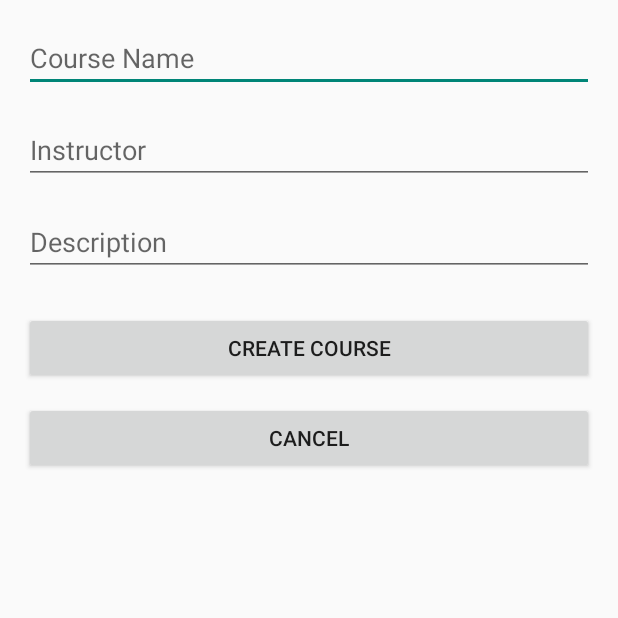
After one commit to Mkaldalons/LearningSquare, an Android app: the fragment CreateCourseFragment shown on its own in the app's theme, on a phone screen of 412 x 824 dp, the top half of it. The commit adds this screen. Run offline under Robolectric (Android 15) with nearby library versions, the phone set to English and light mode, and no system bars.

Commit message:
creating and displaying courses

```diff
--- a/app/src/main/java/hbv601g/learningsquare/ui/InstructorDashboardFragment.kt
+++ b/app/src/main/java/hbv601g/learningsquare/ui/InstructorDashboardFragment.kt
@@ -14,7 +14,7 @@ class InstructorDashboardFragment : Fragment(R.layout.fragment_instructor_layout
         val buttonCourses = view.findViewById<Button>(R.id.buttonCourses)
         buttonCourses.setOnClickListener {
             parentFragmentManager.beginTransaction()
-                .replace(R.id.fragment_container_view, CoursesFragment())
+                .replace(R.id.fragment_container_view, CourseFragment())
                 .addToBackStack(null)
                 .commit()
         }
--- a/app/src/main/java/hbv601g/learningsquare/ui/LoginFragment.kt
+++ b/app/src/main/java/hbv601g/learningsquare/ui/LoginFragment.kt
@@ -11,6 +11,7 @@ import androidx.lifecycle.lifecycleScope
 import hbv601g.learningsquare.services.HttpsService
 import hbv601g.learningsquare.services.UserService
 import kotlinx.coroutines.launch
+import android.content.Context
 
 class LoginFragment : Fragment(R.layout.fragment_login) {
 
@@ -40,6 +41,11 @@ class LoginFragment : Fragment(R.layout.fragment_login) {
                     val user = userService.loginUser(username, password)
                     if (user != null)
                     {
+                        val sharedPref = requireActivity().getSharedPreferences("UserPrefs", Context.MODE_PRIVATE)
+                        with(sharedPref.edit()) {
+                            putString("loggedInInstructor", user.userName)
+                            apply()
+                        }
                         if (user.isInstructor) {
                             parentFragmentManager.beginTransaction()
                                 .replace(R.id.fragment_container_view, InstructorDashboardFragment())
--- a/app/src/main/res/layout/fragment_courses.xml
+++ b/app/src/main/res/layout/fragment_course.xml
@@ -2,8 +2,10 @@
 <androidx.constraintlayout.widget.ConstraintLayout
     xmlns:android="http://schemas.android.com/apk/res/android"
     xmlns:app="http://schemas.android.com/apk/res-auto"
+    xmlns:tools="http://schemas.android.com/tools"
     android:layout_width="match_parent"
-    android:layout_height="match_parent">
+    android:layout_height="match_parent"
+    tools:context=".ui.CourseFragment">
 
     <!-- Welcome Text -->
     <TextView
--- /dev/null
+++ b/app/src/main/res/layout/fragment_create_course.xml
@@ -0,0 +1,65 @@
+<?xml version="1.0" encoding="utf-8"?>
+<androidx.constraintlayout.widget.ConstraintLayout
+    xmlns:android="http://schemas.android.com/apk/res/android"
+    xmlns:app="http://schemas.android.com/apk/res-auto"
+    android:layout_width="match_parent"
+    android:layout_height="match_parent"
+    android:padding="16dp">
+
+    <EditText
+        android:id="@+id/inputCourseName"
+        android:layout_width="match_parent"
+        android:layout_height="wrap_content"
+        android:hint="Course Name"
+        android:inputType="text"
+        app:layout_constraintTop_toTopOf="parent"/>
+
+    <EditText
+        android:id="@+id/inputInstructor"
+        android:layout_width="match_parent"
+        android:layout_height="wrap_content"
+        android:hint="Instructor"
+        android:inputType="text"
+        app:layout_constraintTop_toBottomOf="@id/inputCourseName"
+        android:layout_marginTop="16dp"/>
+
+    <EditText
+        android:id="@+id/inputDescription"
+        android:layout_width="match_parent"
+        android:layout_height="wrap_content"
+        android:hint="Description"
+        android:inputType="textMultiLine"
+        app:layout_constraintTop_toBottomOf="@id/inputInstructor"
+        android:layout_marginTop="16dp"/>
+
+    <TextView
+        android:id="@+id/errorMessageTextView"
+        android:layout_width="match_parent"
+        android:layout_height="wrap_content"
+        android:text=""
+        android:visibility="gone"
+        android:textColor="#FF0000"
+        android:textSize="16sp"
+        android:gravity="center"
+        android:padding="8dp"
+        app:layout_constraintTop_toBottomOf="@id/inputDescription"
+        android:layout_marginTop="12dp"/>
+
+
+    <Button
+        android:id="@+id/buttonSubmit"
+        android:layout_width="match_parent"
+        android:layout_height="wrap_content"
+        android:text="Create Course"
+        app:layout_constraintTop_toBottomOf="@+id/errorMessageTextView"
+        android:layout_marginTop="24dp"/>
+
+    <Button
+        android:id="@+id/buttonCancel"
+        android:layout_width="match_parent"
+        android:layout_height="wrap_content"
+        android:text="Cancel"
+        app:layout_constraintTop_toBottomOf="@id/buttonSubmit"
+        android:layout_marginTop="12dp"/>
+
+</androidx.constraintlayout.widget.ConstraintLayout>
```
Also changed, not shown: app/src/main/java/hbv601g/learningsquare/models/CourseModel.kt (added, +12 -0 lines), app/src/main/java/hbv601g/learningsquare/services/HttpsService.kt (+59 -1 lines), app/src/main/java/hbv601g/learningsquare/ui/CourseAdapter.kt (added, +30 -0 lines), app/src/main/java/hbv601g/learningsquare/ui/CourseFragment.kt (+59 -1 lines), app/src/main/java/hbv601g/learningsquare/ui/CreateCourseFragment.kt (added, +93 -0 lines), app/src/main/res/layout/item_course.xml (added, +34 -0 lines).
